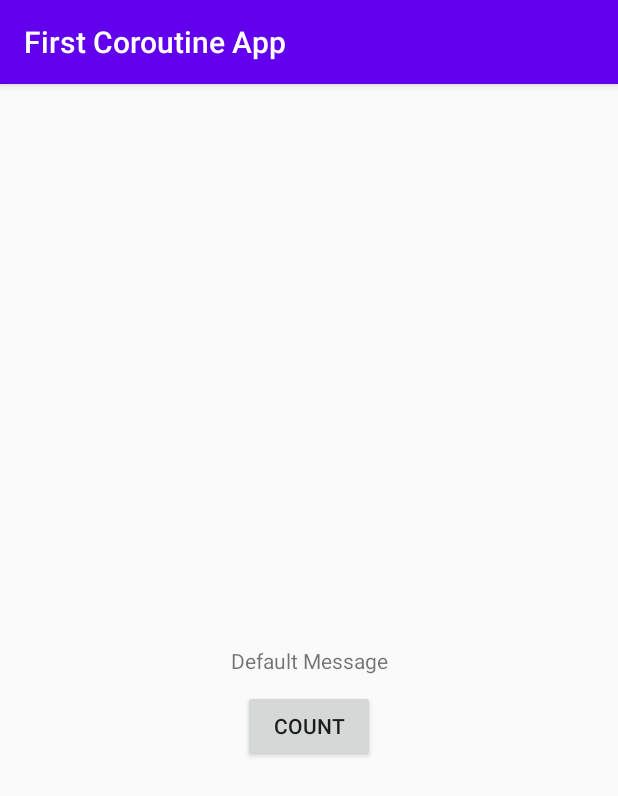
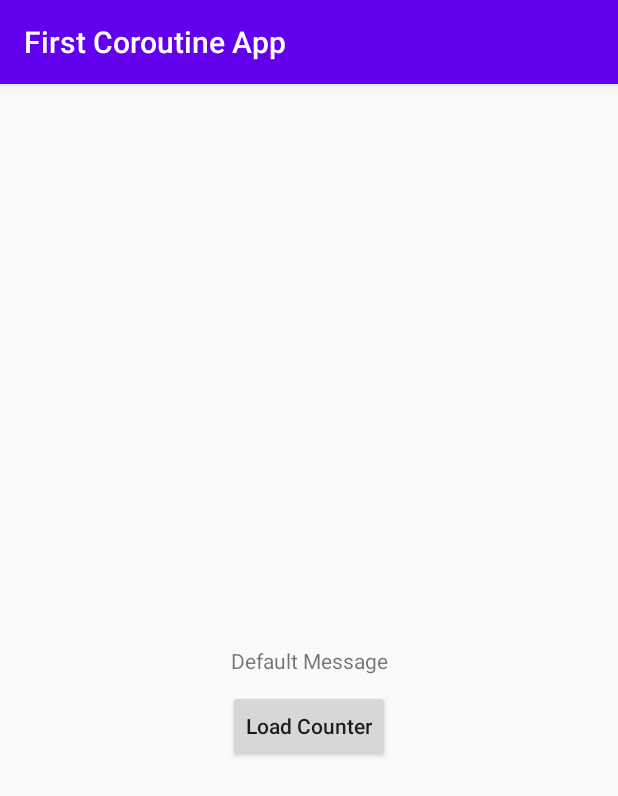
Before and after one commit to AboElEla48/firstcoroutineapp, an Android app: the screen it shows after launch (MainActivity), on a phone screen of 412 x 824 dp. Shown: the top 796 px of the screen. Run offline under Robolectric (Android 15) with nearby library versions, the phone set to English and light mode, and no system bars.

Commit message:
Feature/try_join_coroutines - Load counter from backend and wait till the loadong is success - Dim Button till loading is done - Show progress bar for loading till loading is done

```diff
--- a/app/src/main/java/eg/foureg/firstcoroutineapp/ui/main/CounterModel.kt
+++ b/app/src/main/java/eg/foureg/firstcoroutineapp/ui/main/CounterModel.kt
@@ -5,8 +5,11 @@ import kotlinx.coroutines.delay
 
 class CounterModel {
 
+    /**
+     * Load data from backend simulator
+     */
      suspend fun loadCounter() : Int{
-         delay(3 * 1000)
+         delay(2 * 1000)
          return ++counter
     }
 
--- a/app/src/main/java/eg/foureg/firstcoroutineapp/ui/main/MainFragment.kt
+++ b/app/src/main/java/eg/foureg/firstcoroutineapp/ui/main/MainFragment.kt
@@ -30,13 +30,18 @@ class MainFragment : Fragment() {
 
         viewModel.txtMsg.observe(viewLifecycleOwner, Observer {text ->
             message_text_view.text = text
+        })
 
-            msng_progress_bar.visibility = View.GONE
+        viewModel.progressVisibility.observe(viewLifecycleOwner, Observer { isVisible ->
+            msg_loading_progress_bar.visibility = isVisible
+        })
+
+        viewModel.counterBtnEnabled.observe(viewLifecycleOwner, Observer { isEnabled ->
+            counter_btn.isEnabled = isEnabled
         })
 
 
         counter_btn.setOnClickListener{
-            msng_progress_bar.visibility = View.VISIBLE
             viewModel.changeText()
         }
 
--- a/app/src/main/java/eg/foureg/firstcoroutineapp/ui/main/MainViewModel.kt
+++ b/app/src/main/java/eg/foureg/firstcoroutineapp/ui/main/MainViewModel.kt
@@ -1,6 +1,7 @@
 package eg.foureg.firstcoroutineapp.ui.main
 
 import android.content.Context
+import android.view.View
 import androidx.lifecycle.MutableLiveData
 import androidx.lifecycle.ViewModel
 import androidx.lifecycle.viewModelScope
@@ -13,14 +14,35 @@ class MainViewModel : ViewModel() {
         context = c
     }
 
+    /**
+     * Load value counter from backend and change text in UI according to result value
+     */
     fun changeText() {
-        viewModelScope.launch {
+        val counterLoaderJob = viewModelScope.launch {
+            // Prepare UI for loading
+            progressVisibility.value = View.VISIBLE
+            counterBtnEnabled.value = false
+
+            // Load Counter from async data provider (Backend simulation)
             txtMsg.value = String.format(context.getString(R.string.txt_counter_msg), counterModel.loadCounter())
         }
+
+        viewModelScope.launch {
+            // Wait till loading is finished from backend
+            counterLoaderJob.join()
+
+            // Hide progresss bar when finishes loading
+            progressVisibility.value = View.GONE
+            counterBtnEnabled.value = true
+        }
+
     }
 
     lateinit var context : Context
     val counterModel : CounterModel = CounterModel()
-    var txtMsg : MutableLiveData<String> = MutableLiveData()
+
+    val txtMsg : MutableLiveData<String> = MutableLiveData()
+    val progressVisibility : MutableLiveData<Int> = MutableLiveData()
+    val counterBtnEnabled : MutableLiveData<Boolean> = MutableLiveData()
 
 }
--- a/app/src/main/res/layout/main_fragment.xml
+++ b/app/src/main/res/layout/main_fragment.xml
@@ -25,10 +25,11 @@
         app:layout_constraintStart_toStartOf="parent"
         app:layout_constraintEnd_toEndOf="parent"
         app:layout_constraintTop_toBottomOf="@id/message_text_view"
-        android:text="@string/txt_count_btn_caption"/>
+        android:text="@string/txt_count_btn_caption"
+        android:textAllCaps="false"/>
 
     <ProgressBar
-        android:id="@+id/msng_progress_bar"
+        android:id="@+id/msg_loading_progress_bar"
         android:layout_width="wrap_content"
         android:layout_height="wrap_content"
         android:layout_marginTop="10dp"
--- a/app/src/main/res/values/strings.xml
+++ b/app/src/main/res/values/strings.xml
@@ -4,5 +4,5 @@
     <string name="txt_default_msg">Default Message</string>
     <string name="txt_counter_msg">Text Counter %d</string>
 
-    <string name="txt_count_btn_caption">Count</string>
+    <string name="txt_count_btn_caption">Load Counter</string>
 </resources>
```
